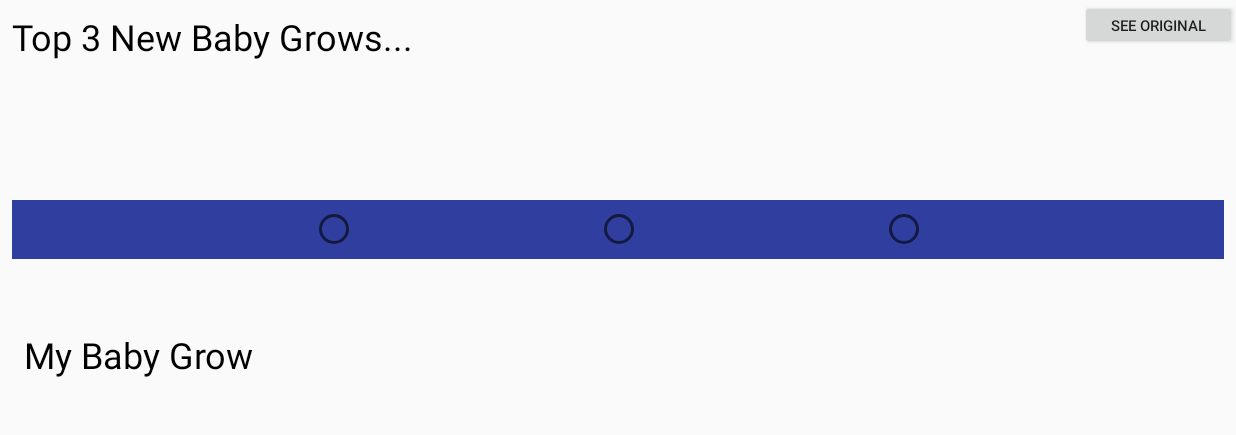
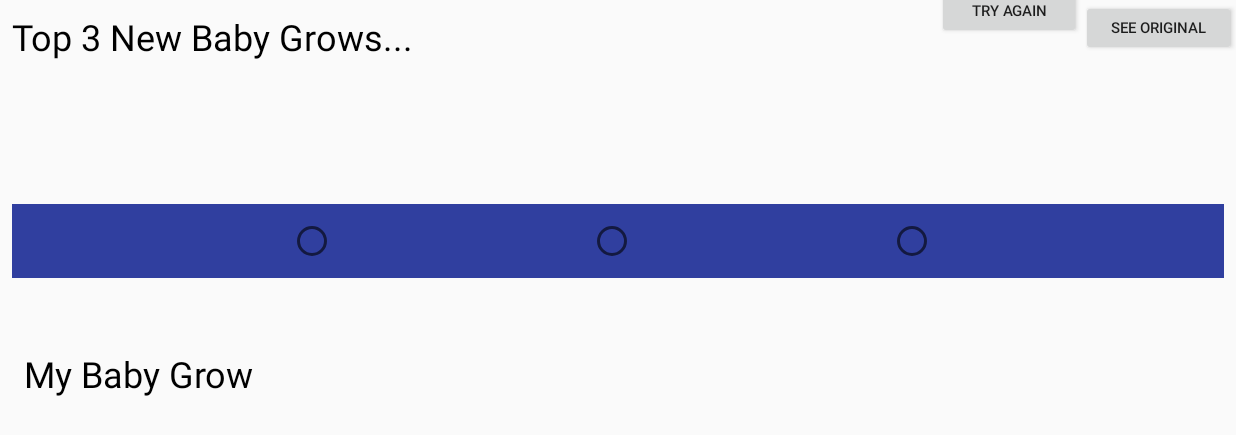
Before and after one commit to borisblanc/GrowBabyGrow, an Android app: the VideoEditActivity screen opened directly, with no data from a screen before it, on a phone screen of 824 x 412 dp (held sideways). Shown: the top 435 px of the screen. Run offline under Robolectric (Android 15) with nearby library versions, the phone set to English and light mode, and no system bars; 4 statements that could not run were skipped.

Commit message:
fixes on crop and navigation + retry btn

```diff
--- a/app/src/main/java/com/app/growbabygrow/MainMenuActivity.java
+++ b/app/src/main/java/com/app/growbabygrow/MainMenuActivity.java
@@ -90,6 +90,12 @@ public class MainMenuActivity extends AppCompatActivity {
     protected void onCreate(Bundle savedInstanceState) {
         super.onCreate(savedInstanceState);
         setContentView(R.layout.activity_main_menu);
+
+        if(getIntent().getBooleanExtra("Exit me", false)){
+            finish();
+            return; // add this to prevent from doing unnecessary stuffs
+        }
+
         context = getApplicationContext();
         baseVideoFileDir = context.getExternalFilesDir(null);
         txtname = (EditText) findViewById(R.id.editTextName);
--- a/app/src/main/java/com/app/growbabygrow/VideoEditActivity.java
+++ b/app/src/main/java/com/app/growbabygrow/VideoEditActivity.java
@@ -83,6 +83,7 @@ public class VideoEditActivity extends AppCompatActivity {
     private TextView txt_fab;
     private TextView new_title;
     private Button orig_view_btn;
+    private Button retry_btn;
     private FloatingActionButton fab;
     private RadioButton Radio_prev1;
     private RadioButton Radio_prev2;
@@ -123,6 +124,7 @@ public class VideoEditActivity extends AppCompatActivity {
         Radio_prev3 = (RadioButton) findViewById(R.id.radioButtonprev3);
         Radio_Group_prev = (RadioGroup) findViewById(R.id.radioGroupPrev);
         progressOverlay  = findViewById(R.id.progress_overlay);
+        retry_btn = (Button) findViewById(R.id.buttonretry);
 
         fab.setVisibility(View.INVISIBLE);
         txt_fab.setVisibility(View.INVISIBLE);
@@ -189,6 +191,23 @@ public class VideoEditActivity extends AppCompatActivity {
                 SelectedTrimmedVideoOutputFilepath = TrimmedVideoOutputFilepath3;
                 SelectedTrimmedVideoface = TrimmedVideo3face;
                 SelectedTrimmedVideofacets = TrimmedVideo3facets;
+            }
+        });
+
+        retry_btn.setOnClickListener(new View.OnClickListener() {
+            @Override
+            public void onClick(View view) {
+                Intent intent = new Intent(VideoEditActivity.this, MainMenuActivity.class);
+                startActivity(intent);
+            }
+        });
+
+        orig_view_btn.setOnClickListener(new View.OnClickListener() {
+            @Override
+            public void onClick(View v) {
+                Intent intent = new Intent(VideoEditActivity.this, VideoViewActivity.class);
+                intent.putExtra(getString(R.string.player_video_file_path), OriginalVideoOutputFilepath);
+                startActivity(intent);
             }
         });
 
@@ -313,19 +332,18 @@ public class VideoEditActivity extends AppCompatActivity {
     private void SaveLastFaceImage(Bitmap origbitmap, String Savepath)
     {
         FaceDetector detector = new FaceDetector.Builder(context)
-                .setTrackingEnabled(true) //tracking enables false makes it much slow wtf?!?!
-                .setClassificationType(FaceDetector.NO_CLASSIFICATIONS)
-                .setProminentFaceOnly(true) // no diff
-                //.setLandmarkType(FaceDetector.NO_LANDMARKS) this will make it detect nothing
-                //.SetMinFaceSize((float)0.1) //small performance gain when removed
-                .setMode(FaceDetector.FAST_MODE) // tiny small performance gain
+                .setClassificationType(FaceDetector.ALL_CLASSIFICATIONS)
+                .setLandmarkType(FaceDetector.ALL_LANDMARKS)
+                .setMode(FaceDetector.FAST_MODE)
+                .setProminentFaceOnly(true)
+                .setTrackingEnabled(true)
                 .build();
 
 
         Bitmap scaledbmap = Utils.scaleBitmap(origbitmap, context.getResources().getInteger(R.integer.overlay_image_scale)); //face detector too slow without scaling
         Frame newframe = new Frame.Builder().setBitmap(scaledbmap).build();
 
-        SparseArray faces = detector.detect(newframe); //takes longest
+        SparseArray faces = detector.detect(newframe); //todo sometimes no face is detected when face is off screen need to think of how to handle this
 
         Face face = Utils.GetFirstFace(faces); //this face is only good for cropping image, can't use this for overlay because its not relative to preview dimensions just bitmap dimensions
 
@@ -355,12 +373,17 @@ public class VideoEditActivity extends AppCompatActivity {
         try {
             int actualCropX = (int) face.getPosition().x < 0f ? (int) 0f : (int) face.getPosition().x;
             int actualCropY = (int) face.getPosition().y < 0f ? (int) 0f : (int) face.getPosition().y;
+            int facewidth = (int) face.getWidth();
+            int faceheight = (int) face.getHeight();
 
             //todo will need to experiment with different use cases of when face goes off screen for this.
-            if (src.getHeight() <= (actualCropY + face.getHeight())) //this happens when face is too low and cut off on bottom
+            if (src.getHeight() <= (actualCropY + faceheight)) //this happens when face is too low and cut off on bottom
                 actualCropY = (int) 0f;
 
-            cropped = Bitmap.createBitmap(src, actualCropX , actualCropY, (int) face.getWidth(), (int) face.getHeight()); //crop
+            if (src.getWidth() <= (actualCropX + facewidth)) //this happens when face is too off to the side and cut off on left
+                facewidth = src.getWidth() - actualCropX -1;
+
+            cropped = Bitmap.createBitmap(src, actualCropX , actualCropY, facewidth, faceheight); //crop
 
 
         }
@@ -407,13 +430,6 @@ public class VideoEditActivity extends AppCompatActivity {
             });
             th.start();
 
-            //this will stop it from being async as it will block main thread until its done
-//            try {
-//                th.join(); //wait for it to finish
-//            } catch (InterruptedException e) {
-//                Log.d(TAG, e.getMessage(), e);
-//            }
-
         }
     }
 
@@ -421,6 +437,7 @@ public class VideoEditActivity extends AppCompatActivity {
     {
         Radio_Group_prev.setVisibility(View.INVISIBLE);
         orig_view_btn.setVisibility(View.INVISIBLE);
+        retry_btn.setVisibility(View.INVISIBLE);
         new_title.setVisibility(View.INVISIBLE);
         prev1_imageview.setVisibility(View.INVISIBLE);
         prev2_imageview.setVisibility(View.INVISIBLE);
@@ -487,16 +504,6 @@ public class VideoEditActivity extends AppCompatActivity {
         InitVideoButton(TrimmedVideoOutputFilepath2, TrimmedVideoOutputFilepath2, prev2_imageview);
         InitVideoButton(TrimmedVideoOutputFilepath3, TrimmedVideoOutputFilepath3, prev3_imageview);
 
-
-        orig_view_btn.setOnClickListener(new View.OnClickListener() {
-            @Override
-            public void onClick(View v) {
-                Intent intent = new Intent(VideoEditActivity.this, VideoViewActivity.class);
-                intent.putExtra(getString(R.string.player_video_file_path), OriginalVideoOutputFilepath);
-                startActivity(intent);
-            }
-        });
-
     }
 
     private void InitVideoButton(String vidfilepath_forimage, final String vidfilepath_forplay, ImageView vidbutton)
@@ -558,10 +565,17 @@ public class VideoEditActivity extends AppCompatActivity {
 
     private void ExitApp()
     {
-        Intent homeIntent = new Intent(Intent.ACTION_MAIN);
-        homeIntent.addCategory( Intent.CATEGORY_HOME );
-        homeIntent.setFlags(Intent.FLAG_ACTIVITY_CLEAR_TOP);
-        startActivity(homeIntent);
+        Intent intent = new Intent(this, MainMenuActivity.class);
+        intent.setFlags(Intent.FLAG_ACTIVITY_CLEAR_TOP);
+        intent.putExtra("Exit me", true);
+        startActivity(intent);
+        finish();
+    }
+
+    @Override
+    public void onBackPressed(){
+        Intent intent = new Intent(VideoEditActivity.this, MainMenuActivity.class);
+        startActivity(intent);
     }
 
 }
--- a/app/src/main/res/layout/content_video_edit.xml
+++ b/app/src/main/res/layout/content_video_edit.xml
@@ -70,13 +70,12 @@
 
     <Button
         android:id="@+id/buttonSeeOrig"
-        android:layout_width="104dp"
-        android:layout_height="33dp"
+        android:layout_width="103dp"
+        android:layout_height="37dp"
         android:text="See Original"
         android:textSize="10sp"
         app:layout_constraintRight_toRightOf="parent"
         app:layout_constraintTop_toTopOf="parent"
-        tools:layout_editor_absoluteX="488dp"
         android:layout_marginTop="0dp"
         android:layout_marginRight="0dp" />
 
@@ -86,7 +85,7 @@
         android:layout_height="35dp"
         android:layout_marginBottom="16dp"
         android:layout_marginEnd="59dp"
-        android:layout_marginRight="16dp"
+        android:layout_marginRight="59dp"
         android:text="Merge Video..."
         android:textColor="@android:color/black"
         android:textSize="24sp"
@@ -107,32 +106,38 @@
         app:layout_constraintVertical_bias="0.0"
         android:layout_marginStart="16dp" />
 
+    <!-- Progress bar overlay; shown while login is in progress -->
+    <include layout="@layout/include_progress_overlay"
+        android:layout_height="0dp"
+        android:layout_width="0dp"
+        tools:layout_editor_absoluteY="0dp"
+        tools:layout_editor_absoluteX="0dp" />
+
     <RadioGroup
         android:id="@+id/radioGroupPrev"
         android:layout_width="match_parent"
-        android:layout_height="39dp"
+        android:layout_height="49dp"
         android:layout_marginEnd="8dp"
         android:layout_marginLeft="8dp"
         android:layout_marginRight="8dp"
         android:layout_marginStart="8dp"
-        android:layout_marginTop="9dp"
+        android:layout_marginTop="12dp"
         android:background="@color/colorPrimaryDark"
         android:gravity="center"
         android:orientation="horizontal"
-        app:layout_constraintHorizontal_bias="1.0"
         app:layout_constraintLeft_toLeftOf="parent"
         app:layout_constraintRight_toRightOf="parent"
         app:layout_constraintTop_toBottomOf="@+id/imageViewPrev2">
 
         <RadioButton
             android:id="@+id/radioButtonprev1"
-            android:layout_width="30dp"
+            android:layout_width="40dp"
             android:layout_height="wrap_content"
             android:layout_weight="0.00" />
 
         <RadioButton
             android:id="@+id/radioButtonprev2"
-            android:layout_width="30dp"
+            android:layout_width="40dp"
             android:layout_height="wrap_content"
             android:layout_marginLeft="160dp"
             android:layout_marginRight="160dp"
@@ -140,13 +145,21 @@
 
         <RadioButton
             android:id="@+id/radioButtonprev3"
-            android:layout_width="30dp"
+            android:layout_width="40dp"
             android:layout_height="wrap_content"
             android:layout_weight="0.00" />
     </RadioGroup>
 
-    <!-- Progress bar overlay; shown while login is in progress -->
-    <include layout="@layout/include_progress_overlay"/>
+    <Button
+        android:id="@+id/buttonretry"
+        android:layout_width="96dp"
+        android:layout_height="37dp"
+        android:layout_marginRight="0dp"
+        android:layout_marginTop="-12dp"
+        android:text="Try Again"
+        android:textSize="10sp"
+        app:layout_constraintRight_toLeftOf="@+id/buttonSeeOrig"
+        app:layout_constraintTop_toTopOf="parent" />
 
 
 </android.support.constraint.ConstraintLayout>
```
Also changed, not shown: app/src/main/java/com/app/growbabygrow/Classes/CustomFaceDetector.java (+1 -92 lines).
